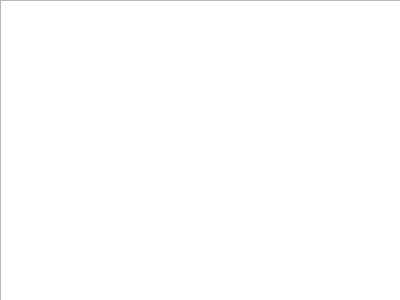
Qt form singlelogdisplay.ui (ratelware/logan) before a commit.
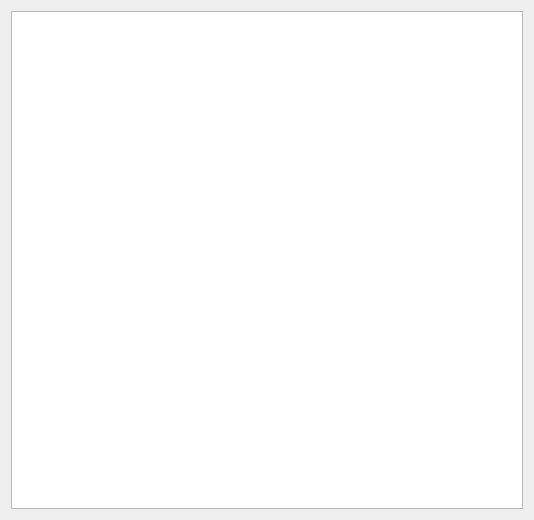
The same form after that commit.

What changed in the file:
```diff
--- a/singlelogdisplay.ui
+++ b/singlelogdisplay.ui
@@ -6,24 +6,30 @@
    <rect>
     <x>0</x>
     <y>0</y>
-    <width>400</width>
-    <height>300</height>
+    <width>534</width>
+    <height>520</height>
    </rect>
   </property>
+  <property name="sizePolicy">
+   <sizepolicy hsizetype="Expanding" vsizetype="Expanding">
+    <horstretch>2</horstretch>
+    <verstretch>2</verstretch>
+   </sizepolicy>
+  </property>
   <property name="contextMenuPolicy">
    <enum>Qt::ActionsContextMenu</enum>
   </property>
   <property name="windowTitle">
    <string>Form</string>
   </property>
+  <layout class="QVBoxLayout" name="verticalLayout">
+   <item>
   <widget class="QPlainTextEdit" name="display">
-   <property name="geometry">
-    <rect>
-     <x>0</x>
-     <y>0</y>
-     <width>421</width>
-     <height>321</height>
-    </rect>
+     <property name="sizePolicy">
+      <sizepolicy hsizetype="Expanding" vsizetype="Expanding">
+       <horstretch>2</horstretch>
+       <verstretch>2</verstretch>
+      </sizepolicy>
    </property>
    <property name="contextMenuPolicy">
     <enum>Qt::NoContextMenu</enum>
@@ -32,6 +38,8 @@
     <bool>false</bool>
    </property>
   </widget>
+   </item>
+  </layout>
  </widget>
  <resources/>
  <connections/>
```
Lines whose indentation alone changed are shown as unchanged.
